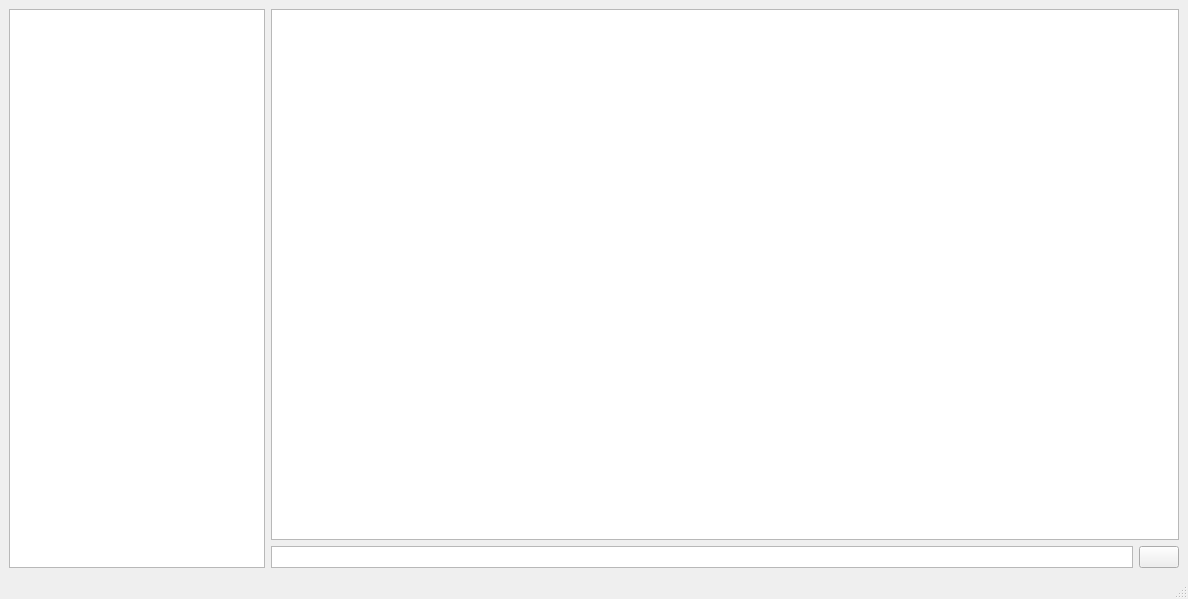
The window that client/mainwindow.ui (khram2003/BPKproject) describes before a commit, drawn with Qt 5.
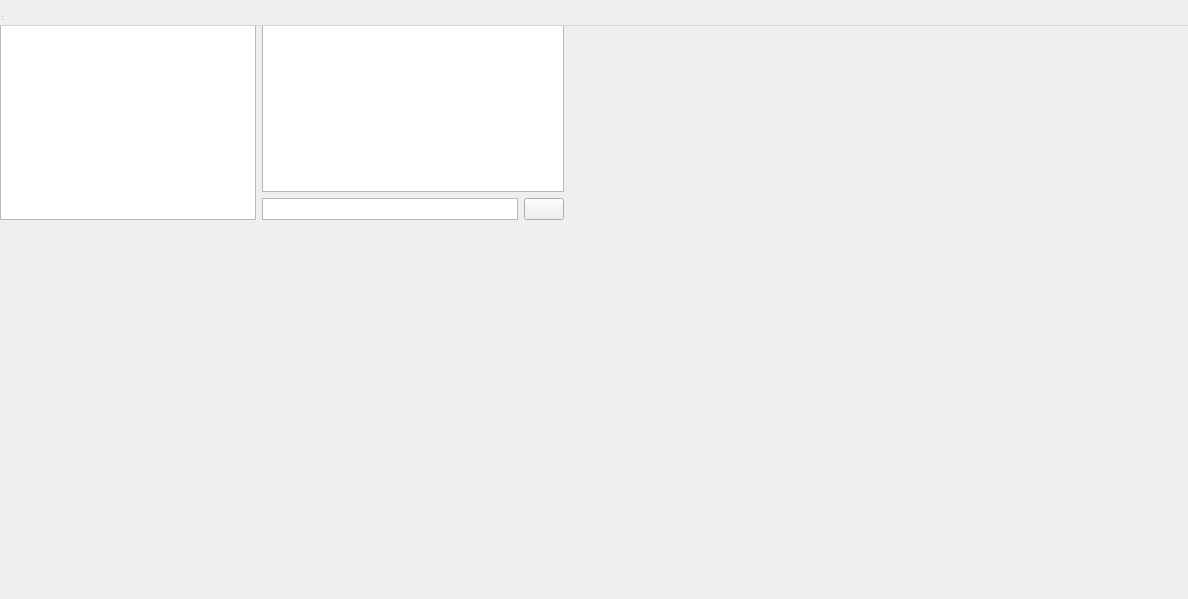
The same window after the commit.

Commit message: fixing client multiple windows

Diff of the .ui file:
```diff
--- a/client/mainwindow.ui
+++ b/client/mainwindow.ui
@@ -1,7 +1,7 @@
 <?xml version="1.0" encoding="UTF-8"?>
 <ui version="4.0">
  <class>MainWindow</class>
- <widget class="QMainWindow" name="MainWindow">
+ <widget class="QWidget" name="MainWindow">
   <property name="geometry">
    <rect>
     <x>0</x>
```
The commit also changes 7 other files.
